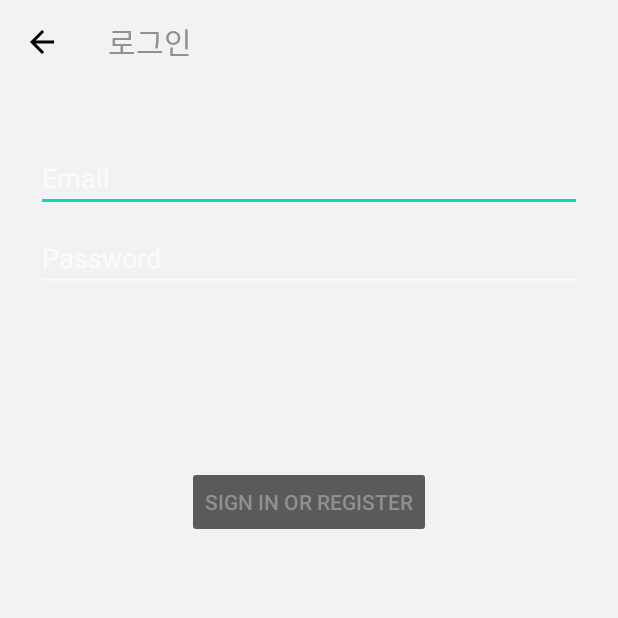
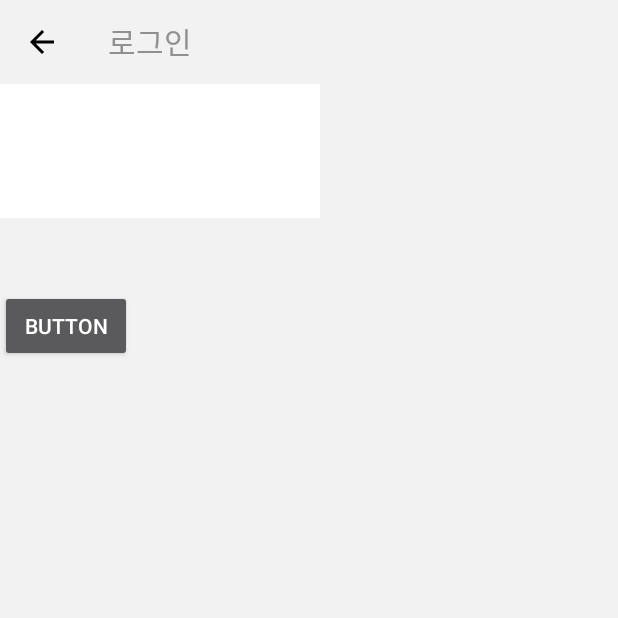
Before and after one commit to KimWash/mathpjt, an Android app: the LoginActivity screen opened directly, with no data from a screen before it, on a phone screen of 412 x 824 dp, the top half of it. Run offline under Robolectric (Android 15) with nearby library versions, the light colour scheme and no system bars.

Commit message:
로그인 기능 구현중 (다수의 오류 존재)

```diff
--- a/app/src/main/res/layout/activity_login.xml
+++ b/app/src/main/res/layout/activity_login.xml
@@ -21,74 +21,38 @@
 
     <EditText
         android:id="@+id/username"
-        android:layout_width="0dp"
+        android:layout_width="wrap_content"
         android:layout_height="wrap_content"
-        android:layout_marginStart="24dp"
-        android:layout_marginTop="96dp"
-        android:layout_marginEnd="24dp"
-        android:textColor="?attr/textColor"
-        android:outlineAmbientShadowColor="?attr/textColor"
-        app:subtitleTextColor="?attr/textColor"
-        android:outlineSpotShadowColor="?attr/textColor"
-        android:shadowColor="?attr/textColor"
-        android:hint="@string/prompt_email"
-        android:inputType="textEmailAddress"
-        android:selectAllOnFocus="true"
-        app:layout_constraintEnd_toEndOf="parent"
+        android:background="#FFFFFF"
+        android:ems="10"
+        android:hint="ID"
+        android:inputType="textPersonName"
+        android:padding="10dp"
         app:layout_constraintStart_toStartOf="parent"
-        app:layout_constraintTop_toTopOf="parent" />
+        app:layout_constraintTop_toBottomOf="@+id/toolbar" />
 
     <EditText
         android:id="@+id/password"
-        android:layout_width="0dp"
+        android:layout_width="wrap_content"
         android:layout_height="wrap_content"
-        android:layout_marginStart="24dp"
-        android:layout_marginTop="8dp"
-        android:layout_marginEnd="24dp"
-        android:textColor="?attr/textColor"
-        android:hint="@string/prompt_password"
-        android:imeActionLabel="@string/action_sign_in_short"
-        android:imeOptions="actionDone"
+        android:background="#FFFFFF"
+        android:ems="10"
+        android:hint="Password"
         android:inputType="textPassword"
-        android:selectAllOnFocus="true"
-        app:layout_constraintEnd_toEndOf="parent"
+        android:padding="10dp"
         app:layout_constraintStart_toStartOf="parent"
         app:layout_constraintTop_toBottomOf="@+id/username" />
 
     <Button
-        android:id="@+id/login"
+        android:id="@+id/submitButton"
         android:layout_width="wrap_content"
         android:layout_height="wrap_content"
-        android:layout_gravity="start"
-        android:layout_marginStart="48dp"
-        android:layout_marginTop="16dp"
-        android:layout_marginEnd="48dp"
-        android:layout_marginBottom="64dp"
-        android:enabled="false"
-        android:textColor="?attr/textColor"
-        android:text="@string/action_sign_in"
-        app:layout_constraintBottom_toBottomOf="parent"
-        app:layout_constraintEnd_toEndOf="parent"
+        android:layout_marginTop="48dp"
+        android:clickable="true"
+        android:onClick="submitButton"
+        android:text="Button"
         app:layout_constraintStart_toStartOf="parent"
-        app:layout_constraintTop_toBottomOf="@+id/password"
-        app:layout_constraintVertical_bias="0.2" />
-
-    <ProgressBar
-        android:id="@+id/loading"
-        android:layout_width="wrap_content"
-        android:layout_height="wrap_content"
-        android:layout_gravity="center"
-        android:layout_marginStart="32dp"
-        android:layout_marginTop="64dp"
-        android:layout_marginEnd="32dp"
-        android:layout_marginBottom="64dp"
-        android:textColor="?attr/textColor"
-        android:visibility="gone"
-        app:layout_constraintBottom_toBottomOf="parent"
-        app:layout_constraintEnd_toEndOf="@+id/password"
-        app:layout_constraintStart_toStartOf="@+id/password"
-        app:layout_constraintTop_toTopOf="parent"
-        app:layout_constraintVertical_bias="0.3" />
+        app:layout_constraintTop_toBottomOf="@+id/password" />
 
 
 </androidx.constraintlayout.widget.ConstraintLayout>
```
Also changed, not shown: app/src/main/java/com/yoonlab/mathproject/ui/login/LoginActivity.kt (+78 -96 lines).
